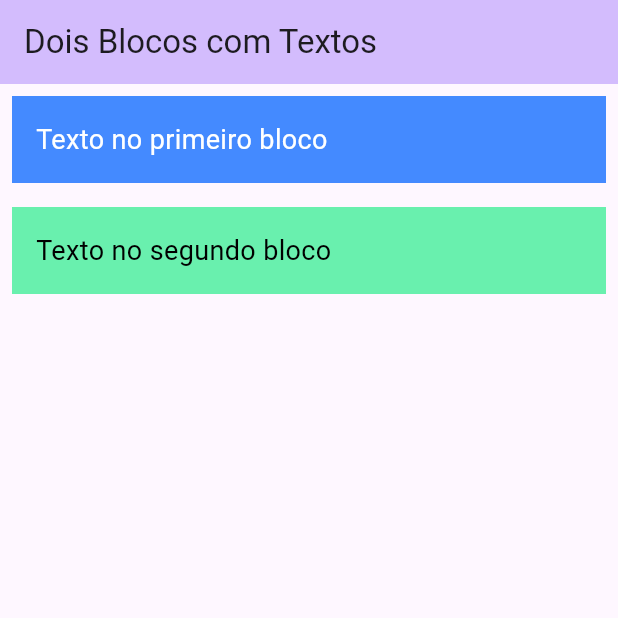
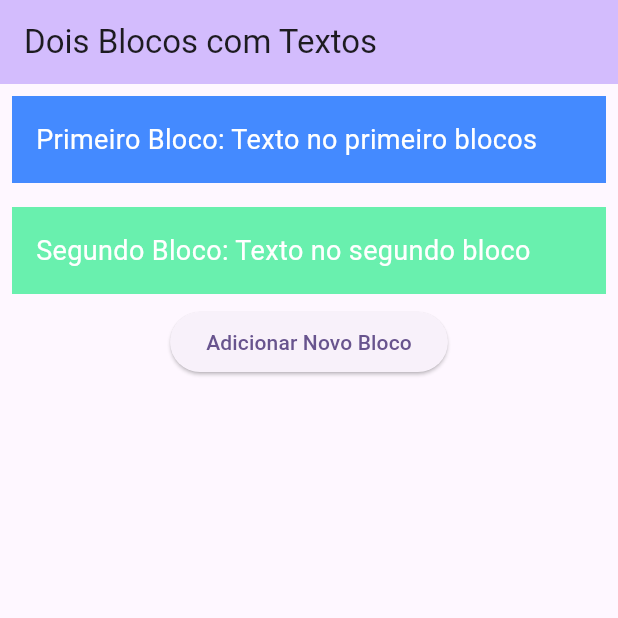
Before and after one commit to victormachadogp/flutter-app, a Flutter app: the screen it shows after launch, on a phone screen of 412 x 824 dp, the top half of it. Run offline on Flutter 3.47's test engine with Material 3 defaults, Android fonts, the phone set to English and light mode, and no system bars.

Commit message:
Add new block with dynamic input

```diff
--- a/lib/main.dart
+++ b/lib/main.dart
@@ -15,14 +15,68 @@ class MyApp extends StatelessWidget {
         useMaterial3: true,
       ),
       title: 'Flutter Demo',
-      home: const HomePage(), // Definindo a HomePage corretamente
+      home: const HomePage(),
     );
   }
 }
 
-// Criação de uma nova classe HomePage para separar a lógica da página inicial
-class HomePage extends StatelessWidget {
+// Criação de um StatefulWidget para gerenciar o estado da lista de blocos
+class HomePage extends StatefulWidget {
   const HomePage({super.key});
+
+  @override
+  State<HomePage> createState() => _HomePageState();
+}
+
+class _HomePageState extends State<HomePage> {
+  final List<String> blocks = [
+    'Primeiro Bloco: Texto no primeiro blocos',
+    'Segundo Bloco: Texto no segundo bloco'
+  ];
+
+  // Função para adicionar um novo bloco
+  void _addBlock(String text) {
+    setState(() {
+      blocks.add(text);
+    });
+  }
+
+  // Função para exibir o diálogo para inserir um novo bloco
+  void _showAddBlockDialog() {
+    String newText = '';
+
+    showDialog(
+      context: context,
+      builder: (context) {
+        return AlertDialog(
+          title: const Text('Adicionar Novo Bloco'),
+          content: TextField(
+            onChanged: (value) {
+              newText = value;
+            },
+            decoration: const InputDecoration(hintText: 'Digite o título'),
+          ),
+          actions: [
+            TextButton(
+              onPressed: () {
+                Navigator.of(context).pop(); // Fecha o diálogo
+              },
+              child: const Text('Cancelar'),
+            ),
+            TextButton(
+              onPressed: () {
+                if (newText.isNotEmpty) {
+                  _addBlock(newText);
+                }
+                Navigator.of(context).pop(); // Fecha o diálogo
+              },
+              child: const Text('Ok'),
+            ),
+          ],
+        );
+      },
+    );
+  }
 
   @override
   Widget build(BuildContext context) {
@@ -34,17 +88,18 @@ class HomePage extends StatelessWidget {
       body: Center(
         child: Column(
           children: [
-            // Primeiro botão com largura máxima e margem
-            InkWell(
+            // Exibir cada bloco dinamicamente
+            ...blocks.asMap().entries.map((entry) {
+              int index = entry.key;
+              String text = entry.value;
+
+              return InkWell(
                 onTap: () {
-                // Navegar para a DetailPage com o texto correspondente
                   Navigator.push(
                     context,
                     PageRouteBuilder(
                       pageBuilder: (context, animation, secondaryAnimation) =>
-                        const DetailPage(
-                      text: 'Primeiro Bloco: Texto no primeiro bloco',
-                    ),
+                          DetailPage(text: text),
                       transitionsBuilder:
                           (context, animation, secondaryAnimation, child) {
                         return child; // Sem animação
@@ -53,44 +108,22 @@ class HomePage extends StatelessWidget {
                   );
                 },
                 child: Container(
-                width: double.infinity, // Ocupar toda a largura
-                margin: const EdgeInsets.all(8.0), // Margem ao redor
+                  width: double.infinity,
+                  margin: const EdgeInsets.all(8.0),
                   padding: const EdgeInsets.all(16.0),
-                color: Colors.blueAccent,
-                child: const Text(
-                  'Texto no primeiro bloco',
-                  style: TextStyle(color: Colors.white, fontSize: 18),
+                  color:
+                      index % 2 == 0 ? Colors.blueAccent : Colors.greenAccent,
+                  child: Text(
+                    text,
+                    style: const TextStyle(color: Colors.white, fontSize: 18),
                   ),
                 ),
-            ),
-            // Segundo bloco com largura máxima e margem
-            InkWell(
-              onTap: () {
-                // Navegar para a DetailPage com o texto correspondente
-                Navigator.push(
-                  context,
-                  PageRouteBuilder(
-                    pageBuilder: (context, animation, secondaryAnimation) =>
-                        const DetailPage(
-                      text: 'Segundo Bloco: Texto no segundo bloco',
-                    ),
-                    transitionsBuilder:
-                        (context, animation, secondaryAnimation, child) {
-                      return child; // Sem animação
-                    },
-                  ),
               );
-              },
-              child: Container(
-                width: double.infinity, // Ocupar toda a largura
-                margin: const EdgeInsets.all(8.0), // Margem ao redor
-                padding: const EdgeInsets.all(16.0),
-                color: Colors.greenAccent,
-                child: const Text(
-                  'Texto no segundo bloco',
-                  style: TextStyle(color: Colors.black, fontSize: 18),
-                ),
-              ),
+            }),
+            // Botão para adicionar novo bloco
+            ElevatedButton(
+              onPressed: _showAddBlockDialog,
+              child: const Text('Adicionar Novo Bloco'),
             ),
           ],
         ),
@@ -99,7 +132,7 @@ class HomePage extends StatelessWidget {
   }
 }
 
-// Detail page
+// Página de detalhes
 class DetailPage extends StatelessWidget {
   final String text;
 
@@ -114,7 +147,7 @@ class DetailPage extends StatelessWidget {
       ),
       body: Center(
         child: Text(
-          text, // Mostra o texto correspondente do bloco clicado
+          text,
           style: const TextStyle(fontSize: 24),
         ),
       ),
```
Lines whose indentation alone changed are shown as unchanged.
